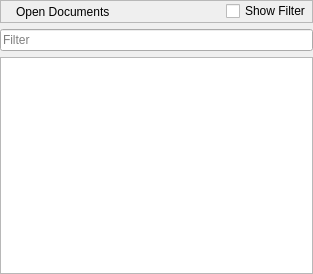
photron/zero-editor, file src/opendocumentswidget.ui: the form before one commit.
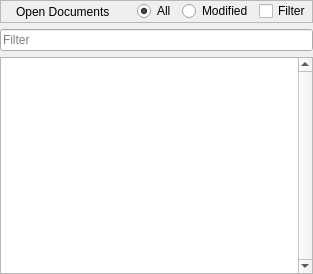
The form after the commit. Icons and pictures are not drawn.

Patch:
```diff
--- a/src/opendocumentswidget.ui
+++ b/src/opendocumentswidget.ui
@@ -74,12 +74,26 @@
        </widget>
       </item>
       <item>
-       <widget class="QCheckBox" name="checkShowFilter">
-        <property name="focusPolicy">
-         <enum>Qt::NoFocus</enum>
+       <widget class="QRadioButton" name="radioAll">
+        <property name="text">
+         <string>All</string>
         </property>
+        <property name="checked">
+         <bool>true</bool>
+        </property>
+       </widget>
+      </item>
+      <item>
+       <widget class="QRadioButton" name="radioModified">
         <property name="text">
-         <string>Show Filter</string>
+         <string>Modified</string>
+        </property>
+       </widget>
+      </item>
+      <item>
+       <widget class="QCheckBox" name="checkFilter">
+        <property name="text">
+         <string>Filter</string>
         </property>
        </widget>
       </item>
@@ -97,7 +111,20 @@
     </widget>
    </item>
    <item>
-    <widget class="QTreeView" name="treeDocuments"/>
+    <widget class="QTreeView" name="treeDocuments">
+     <property name="verticalScrollBarPolicy">
+      <enum>Qt::ScrollBarAlwaysOn</enum>
+     </property>
+     <property name="editTriggers">
+      <set>QAbstractItemView::NoEditTriggers</set>
+     </property>
+     <property name="textElideMode">
+      <enum>Qt::ElideLeft</enum>
+     </property>
+     <attribute name="headerVisible">
+      <bool>false</bool>
+     </attribute>
+    </widget>
    </item>
   </layout>
  </widget>
```
